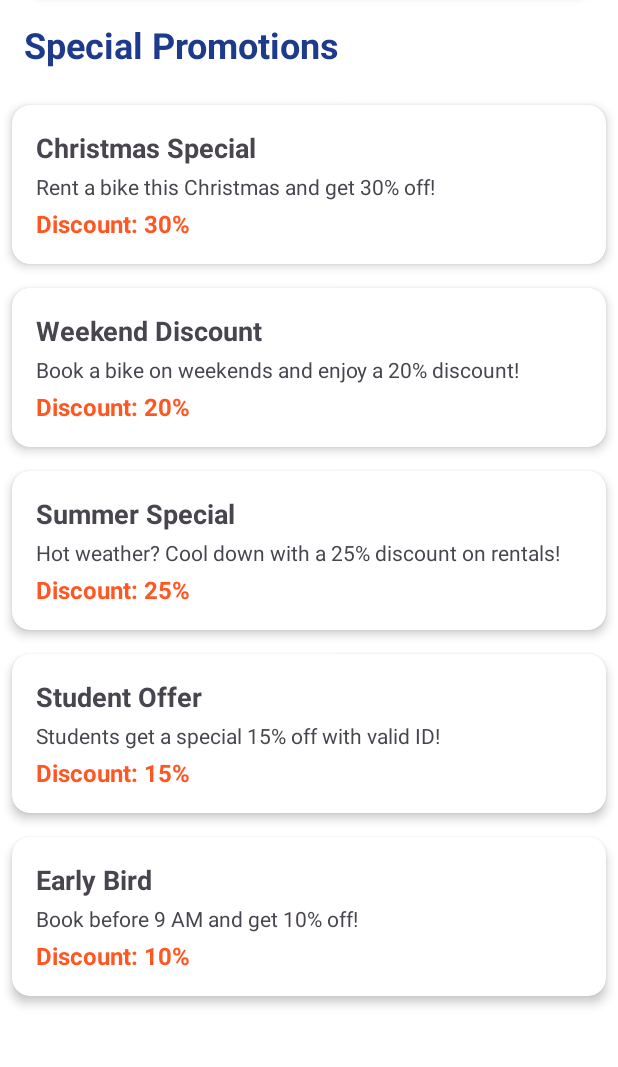
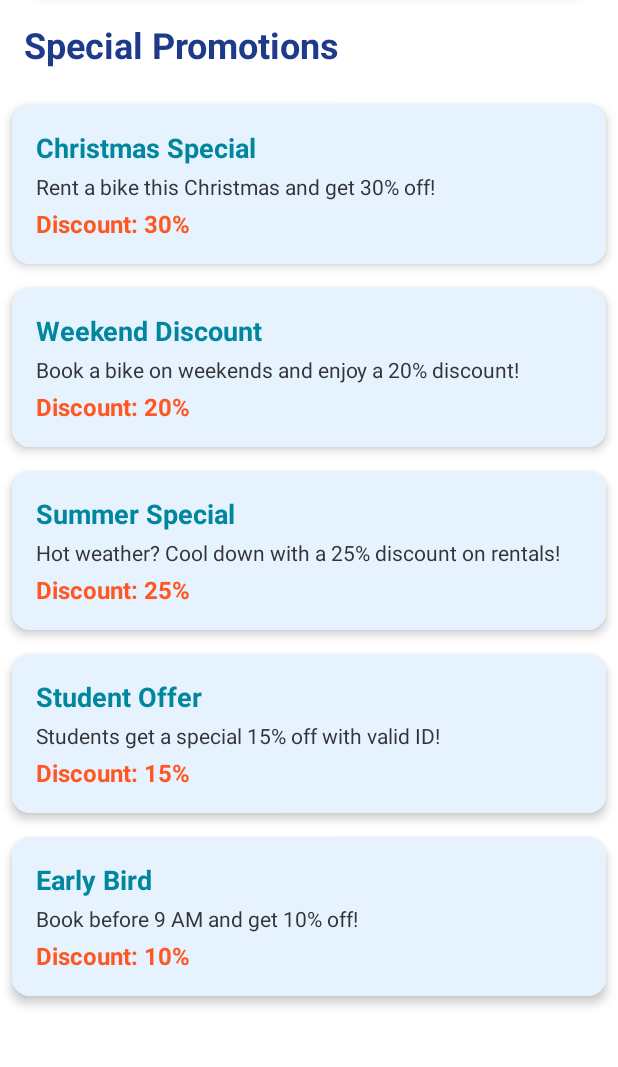
Before and after one commit to yashbim/City-Cycle-App, an Android app: the PromotionsActivity screen opened directly, with no data from a screen before it, on a phone screen of 412 x 824 dp, the part 133-1200 px from its top. Run offline under Robolectric (Android 15) with nearby library versions, the phone set to English and light mode, and no system bars.

Commit message:
Changed cardview bg color for darkmodes

```diff
--- a/app/src/main/res/layout/item_promotion.xml
+++ b/app/src/main/res/layout/item_promotion.xml
@@ -10,7 +10,8 @@
         android:layout_width="match_parent"
         android:layout_height="wrap_content"
         android:orientation="vertical"
-        android:padding="16dp">
+        android:padding="16dp"
+        android:background="@color/bg_blue">
 
         <TextView
             android:id="@+id/textPromoTitle"
@@ -18,7 +19,8 @@
             android:layout_height="wrap_content"
             android:text="Christmas Special"
             android:textStyle="bold"
-            android:textSize="18sp"/>
+            android:textSize="18sp"
+            android:textColor="@color/blue1"/>
 
         <TextView
             android:id="@+id/textPromoDescription"
@@ -26,6 +28,7 @@
             android:layout_height="wrap_content"
             android:text="Rent a bike this Christmas and get 30% off!"
             android:textSize="14sp"
+            android:textColor="@color/DarkGrey"
             android:paddingTop="4dp"/>
 
         <TextView
```
